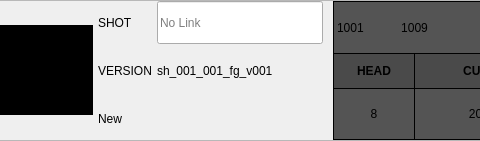
First picture: the form in resources/cut_diff_card.ui, repository shotgunsoftware/tk-multi-importcut, before the edit; both pictures show x 94 to 574 and y 0 to 141 of the 712 by 141 pixel window.
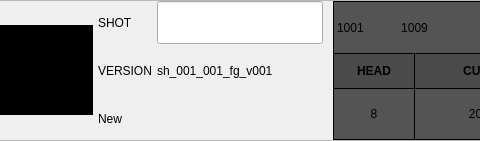
Second picture: the form after the edit. Icons and pictures are not drawn. Custom widgets are drawn as their Qt base class.

The edit to the form file:
```diff
--- a/resources/cut_diff_card.ui
+++ b/resources/cut_diff_card.ui
@@ -139,9 +139,6 @@
          <property name="text">
           <string/>
          </property>
-         <property name="placeholderText">
-          <string>No Link</string>
-         </property>
         </widget>
        </item>
        <item row="2" column="0" colspan="2">
```
